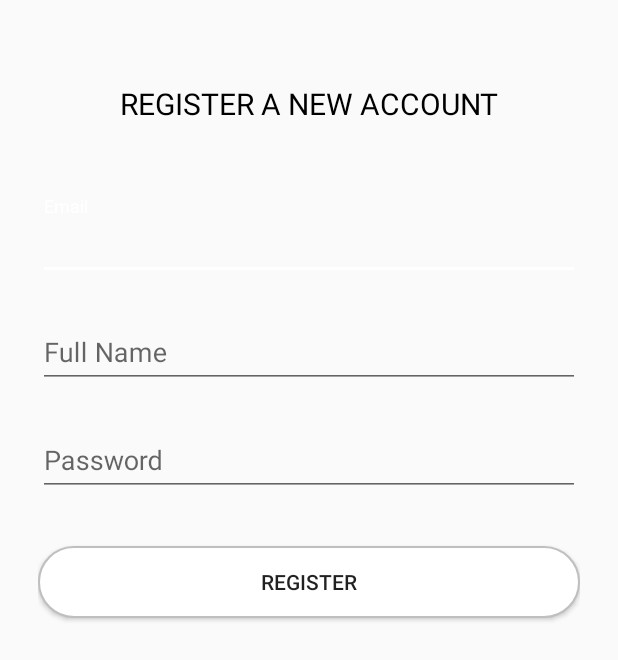
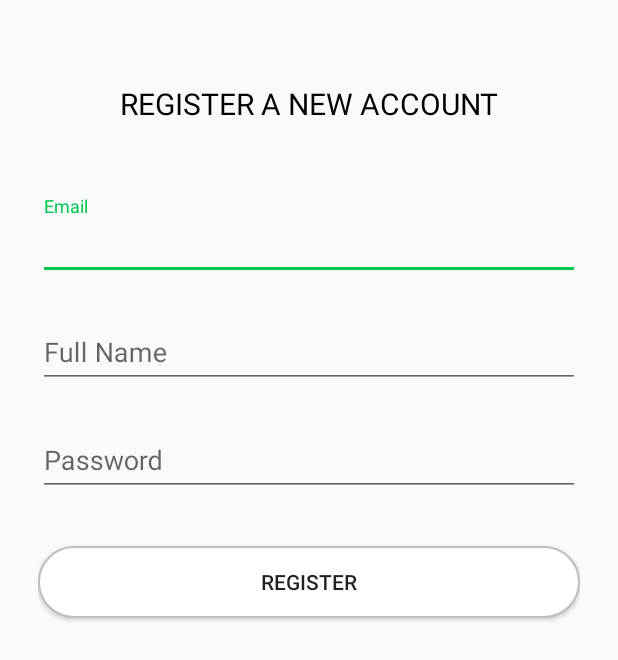
Before and after one commit to bobsira/SAWA, an Android app: the RegisterActivity screen opened directly, with no data from a screen before it, on a phone screen of 412 x 824 dp. Shown: the top 660 px of the screen. Run offline under Robolectric (Android 15) with nearby library versions, the phone set to English and light mode, and no system bars; our stand-ins replace Firebase (no records; nobody signed in at launch, a user with empty details on screens opened directly); 1 statement that could not run was skipped.

```diff
--- a/app/src/main/res/values/colors.xml
+++ b/app/src/main/res/values/colors.xml
@@ -5,9 +5,9 @@
     <!--<color name="colorPrimaryDark">#512DA8</color>-->
     <!--<color name="colorAccent">#009688</color>-->
 
-    <color name="colorPrimary">#FFFFFF</color>
-    <color name="colorPrimaryDark">#FFFFFF</color>
-    <color name="colorAccent">#FFFFFF</color>
+    <color name="colorPrimary">#4CAF50</color>
+    <color name="colorPrimaryDark">#E8F5E9</color>
+    <color name="colorAccent">#00C853</color>
 
     <color name="colorLightPrimary">#D1C4E9</color>
     <color name="color_text_icon">#FFFFFF</color>
```
Also changed, not shown: app/src/main/java/com/mtusawa/Share/PhotoFragment.java (+39 -0 lines), app/src/main/java/com/mtusawa/Share/ShareActivity.java (+13 -0 lines), app/src/main/java/com/mtusawa/Utils/Permissions.java (+12 -0 lines).
